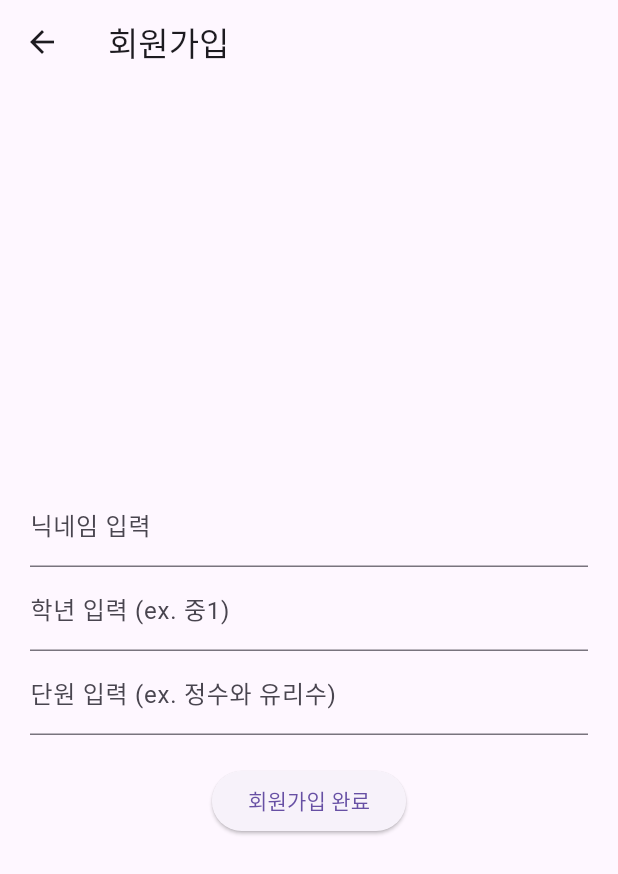
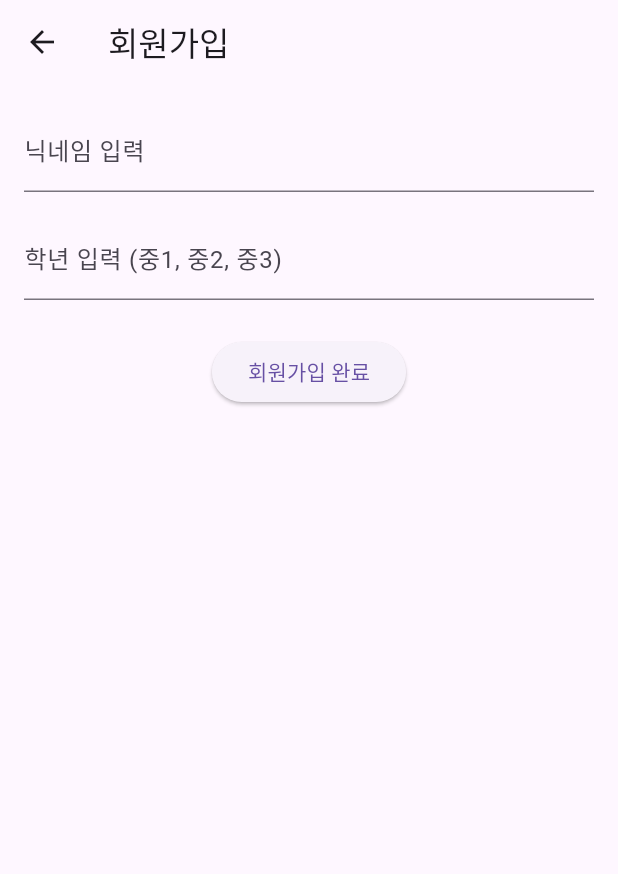
Before and after one commit to kxuvinn/AIab, a Flutter app: the SignupScreen screen opened directly, after a tap on "회원가입 완료", on a phone screen of 412 x 824 dp. Shown: the top 874 px of the screen. Run offline on Flutter 3.47's test engine with Material 3 defaults, Android fonts, the phone set to English and light mode, and no system bars.

Commit message:
Update signup_screen.dart

```diff
--- a/Alab/front/lib/screens/signup_screen.dart
+++ b/Alab/front/lib/screens/signup_screen.dart
@@ -2,7 +2,11 @@ import 'package:flutter/material.dart';
 import 'package:http/http.dart' as http;
 import 'dart:convert';
 
+import 'grade_select_screen.dart';
+
 class SignupScreen extends StatefulWidget {
+  const SignupScreen({super.key});
+
   @override
   _SignupScreenState createState() => _SignupScreenState();
 }
@@ -10,53 +14,60 @@ class SignupScreen extends StatefulWidget {
 class _SignupScreenState extends State<SignupScreen> {
   final TextEditingController _nicknameController = TextEditingController();
   final TextEditingController _gradeController = TextEditingController();
-  final TextEditingController _subjectController = TextEditingController();
 
   Future<void> _signup() async {
+    final nickname = _nicknameController.text.trim();
+    final grade = _gradeController.text.trim();
+    if (nickname.isEmpty || grade.isEmpty) return;
+
     final response = await http.post(
-      Uri.parse('http://127.0.0.1:8000/signup'),
+      Uri.parse('http://192.168.200.193:8000/signup'),
       headers: {'Content-Type': 'application/json'},
-      body: jsonEncode({
-        'nickname': _nicknameController.text,
-        'grade': _gradeController.text,
-        'subject': _subjectController.text,
-      }),
+      body: jsonEncode({'nickname': nickname, 'grade': grade}),
     );
 
     if (response.statusCode == 200) {
-      final data = jsonDecode(response.body);
+      final responseData = jsonDecode(response.body);
+      if (responseData['success']) {
+        Navigator.pushReplacement(
+          context,
+          MaterialPageRoute(
+              builder: (context) => GradeSelectScreen(nickname: nickname)),
+        );
+      } else {
+        ScaffoldMessenger.of(context).showSnackBar(
+          SnackBar(content: Text('회원가입 실패: ${responseData["message"]}')),
+        );
+      }
+    } else {
       ScaffoldMessenger.of(context).showSnackBar(
-        SnackBar(content: Text(data['message'])),
+        const SnackBar(content: Text('서버 연결 실패')),
       );
-      Navigator.pop(context);
     }
   }
 
   @override
   Widget build(BuildContext context) {
     return Scaffold(
-      appBar: AppBar(title: Text('회원가입')),
+      appBar: AppBar(title: const Text('회원가입')),
       body: Padding(
-        padding: EdgeInsets.all(20),
+        padding: const EdgeInsets.all(16.0),
         child: Column(
-          mainAxisAlignment: MainAxisAlignment.center,
           children: [
             TextField(
               controller: _nicknameController,
-              decoration: InputDecoration(labelText: '닉네임 입력'),
+              decoration: const InputDecoration(labelText: '닉네임 입력'),
             ),
+            const SizedBox(height: 16),
             TextField(
               controller: _gradeController,
-              decoration: InputDecoration(labelText: '학년 입력 (ex. 중1)'),
+              decoration:
+                  const InputDecoration(labelText: '학년 입력 (중1, 중2, 중3)'),
             ),
-            TextField(
-              controller: _subjectController,
-              decoration: InputDecoration(labelText: '단원 입력 (ex. 정수와 유리수)'),
-            ),
-            SizedBox(height: 20),
+            const SizedBox(height: 24),
             ElevatedButton(
               onPressed: _signup,
-              child: Text('회원가입 완료'),
+              child: const Text('회원가입 완료'),
             ),
           ],
         ),
```
